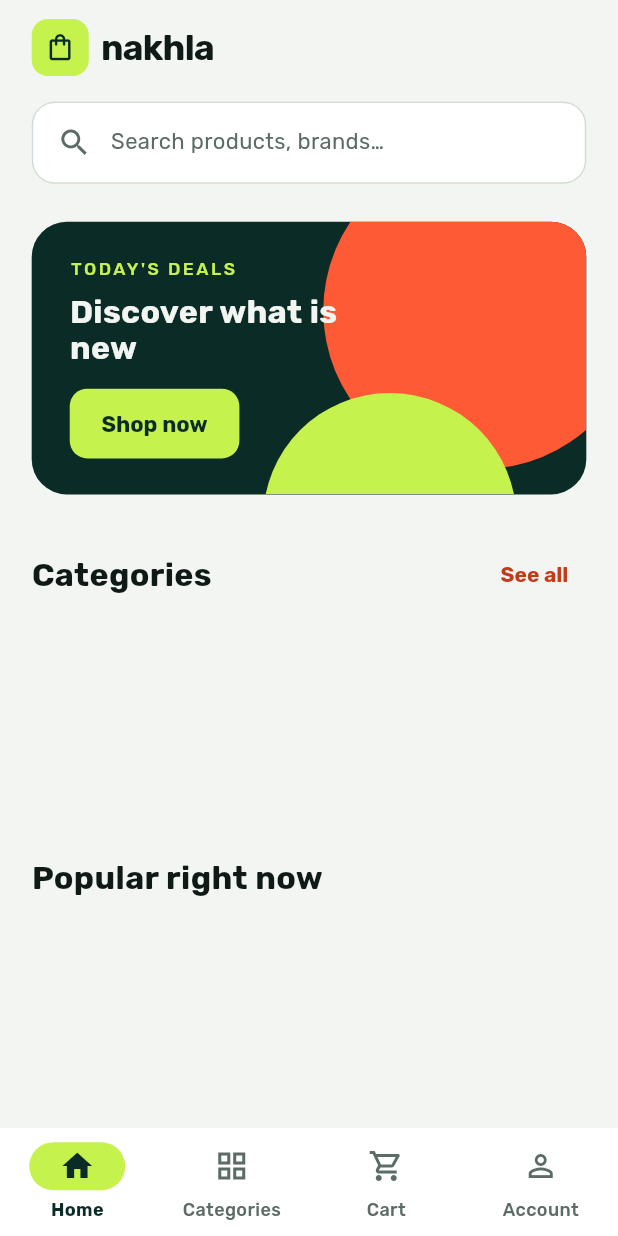
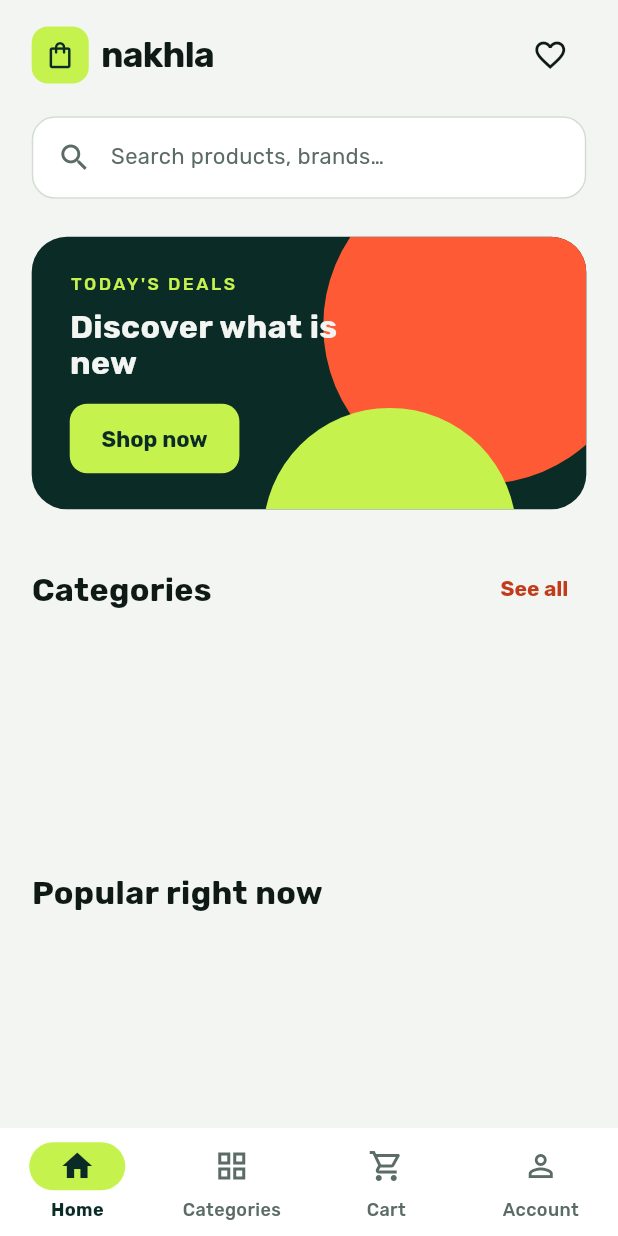
Before and after one commit to absrah/nakhla, a Flutter app: the screen it shows after launch, after a tap on "Skip", on a phone screen of 412 x 824 dp. Run offline on Flutter 3.47's test engine with Material 3 defaults, Android fonts, the phone set to English and light mode, and no system bars; our stand-ins replace cloud_firestore, firebase_auth, firebase_core, flutter_riverpod, flutter_screenutil, go_router and 2 more; accounts and stored records are empty.

Commit message:
Add wishlist heart on deal cards and shortcut on home

```diff
--- a/lib/features/home/view/home_screen.dart
+++ b/lib/features/home/view/home_screen.dart
@@ -156,11 +156,7 @@ class _Header extends ConsumerWidget {
             color: p.accent,
             borderRadius: BorderRadius.circular(11.r),
           ),
-          child: Icon(
-            Icons.shopping_bag_outlined,
-            size: 20.w,
-            color: p.onAccent,
-          ),
+          child: Icon(Icons.shopping_bag_outlined, size: 20.w, color: p.onAccent),
         ),
         SizedBox(width: 8.w),
         Text(
@@ -172,9 +168,19 @@ class _Header extends ConsumerWidget {
           ),
         ),
         const Spacer(),
+        // Shortcut to the wishlist. A guest has to log in first (go, not
+        // push: the router must see the log in screen), then comes back.
+        IconButton(
+          tooltip: 'Wishlist',
+          icon: const Icon(Icons.favorite_border),
+          onPressed: () => isGuest
+              ? context.go(
+                  '${AppRoutes.login}?from=${Uri.encodeComponent(AppRoutes.wishlist)}',
+                )
+              : context.push(AppRoutes.wishlist),
+        ),
         if (isGuest)
           TextButton(
-            // go, not push: the router must see the log in screen.
             onPressed: () => context.go(AppRoutes.login),
             child: const Text('Log in'),
           ),
```
Also changed, not shown: lib/features/catalog/view/widgets/deal_card.dart (+11 -1 lines).
